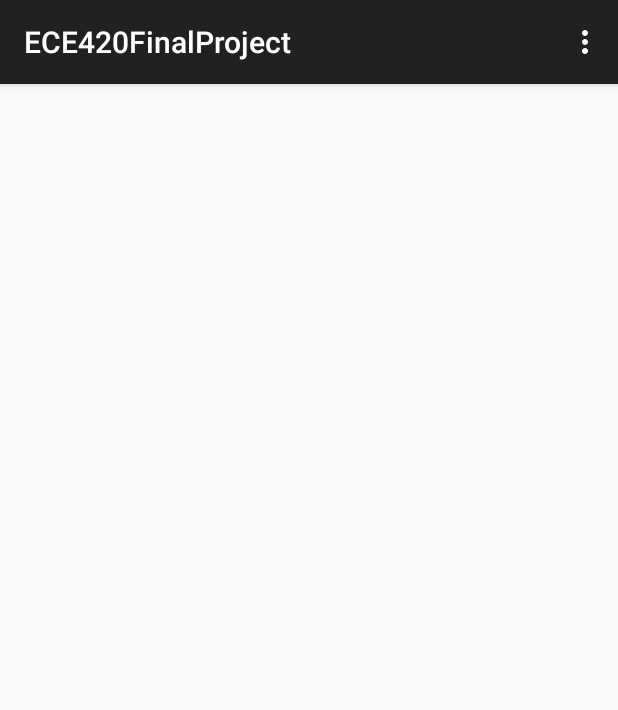
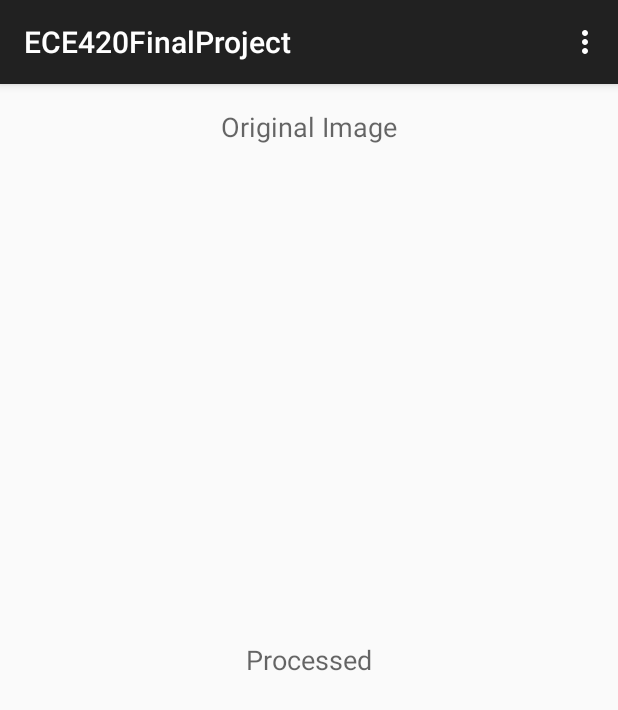
Before and after one commit to kuobenj/ECE420FinalProject, an Android app: the screen it shows after launch (MainActivity), on a phone screen of 412 x 824 dp. Shown: the top 710 px of the screen. Run offline under Robolectric (Android 15) with nearby library versions, the light colour scheme and no system bars.

Commit message:
Made some formatting changes verified Opencv stuff worked

```diff
--- a/app/src/main/res/layout/activity_main.xml
+++ b/app/src/main/res/layout/activity_main.xml
@@ -5,15 +5,49 @@
     android:paddingTop="@dimen/activity_vertical_margin"
     android:paddingBottom="@dimen/activity_vertical_margin" tools:context=".MainActivity">
 
+    <RelativeLayout
+        android:layout_width="match_parent"
+        android:layout_height="match_parent">
+
+        <TextView
+            android:layout_width="wrap_content"
+            android:layout_height="wrap_content"
+            android:textAppearance="?android:attr/textAppearanceMedium"
+            android:text="Original Image"
+            android:id="@+id/textView1"
+            android:layout_alignParentTop="true"
+            android:layout_centerHorizontal="true" />
+
         <ImageView
             android:id="@+id/jpgview"
             android:layout_width="fill_parent"
+            android:layout_height="match_parent"
+            android:layout_below="@+id/textView1"
+            android:layout_alignParentLeft="true"
+            android:layout_alignParentStart="true" />
+    </RelativeLayout>
+
+    <RelativeLayout
+        android:layout_width="match_parent"
+        android:layout_height="match_parent">
+
+        <TextView
+            android:layout_width="wrap_content"
             android:layout_height="wrap_content"
-        />
+            android:textAppearance="?android:attr/textAppearanceMedium"
+            android:text="Processed"
+            android:id="@+id/textView2"
+            android:layout_centerVertical="true"
+            android:layout_centerHorizontal="true" />
+
         <ImageView
             android:id="@+id/jpgview2"
             android:layout_width="fill_parent"
-        android:layout_height="wrap_content"
-        />
+            android:layout_height="match_parent"
+            android:layout_below="@+id/textView2"
+            android:layout_alignParentLeft="true"
+            android:layout_alignParentStart="true"
+            android:layout_marginTop="38dp" />
+    </RelativeLayout>
 
 </RelativeLayout>
```
Also changed, not shown: 1 other file. Lines whose indentation alone changed are shown as unchanged.
